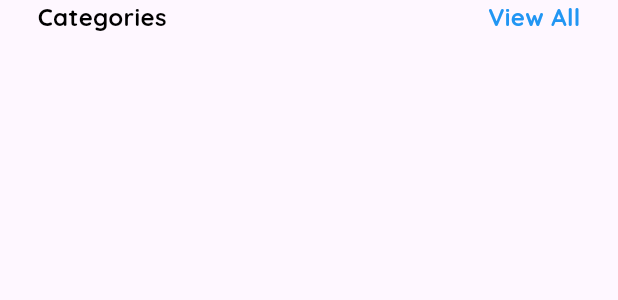
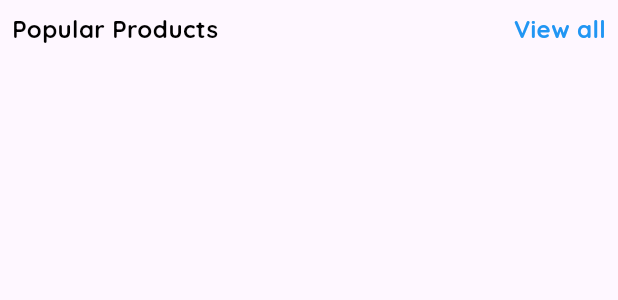
Before and after one commit to brianmujjuni/Flutter_Store_App, a Flutter app: the ReusableTextWidget widget shown alone on an empty page, opened directly, on a phone screen of 412 x 824 dp. Shown: the top 300 px of the screen. Run offline on Flutter 3.47's test engine with Material 3 defaults, Android fonts, the phone set to English and light mode, and no system bars; our stand-ins replace flutter_riverpod, google_fonts, shared_preferences; accounts and stored records are empty; network calls fail.

Commit message:
create fetch products and add popular text to home screen

```diff
--- a/lib/global_variables.dart
+++ b/lib/global_variables.dart
@@ -1 +1 @@
-String uri = "http://192.168.114.44:3000";
+String uri = "http://192.168.43.30:3000";
--- a/lib/views/screens/nav_screens/home_screen.dart
+++ b/lib/views/screens/nav_screens/home_screen.dart
@@ -1,6 +1,7 @@
 import 'package:automex_store/views/screens/nav_screens/widgets/banner_widget.dart';
 import 'package:automex_store/views/screens/nav_screens/widgets/category_item_widget.dart';
 import 'package:automex_store/views/screens/nav_screens/widgets/header_widget.dart';
+import 'package:automex_store/views/screens/nav_screens/widgets/reusable_text_widget.dart';
 import 'package:flutter/material.dart';
 
 class HomeScreen extends StatelessWidget {
@@ -14,7 +15,8 @@ class HomeScreen extends StatelessWidget {
         children: [
           HeaderWidget(),
           BannerWidget(),
-          CategoryItemWidget()
+          CategoryItemWidget(),
+          ReusableTextWidget(title: 'Popular Products', subtitle: 'View all')
         ],
       ),
     ));
--- a/lib/views/screens/nav_screens/widgets/reusable_text_widget.dart
+++ b/lib/views/screens/nav_screens/widgets/reusable_text_widget.dart
@@ -13,7 +13,7 @@ class ReusableTextWidget extends StatelessWidget {
   @override
   Widget build(BuildContext context) {
     return Padding(
-      padding: const EdgeInsets.only(left: 25,right: 25),
+      padding: const EdgeInsets.all(8.0),
       child: Row(
         mainAxisAlignment: MainAxisAlignment.spaceBetween,
           children: [
```
Also changed, not shown: lib/controllers/product_controller.dart (+9 -4 lines).
